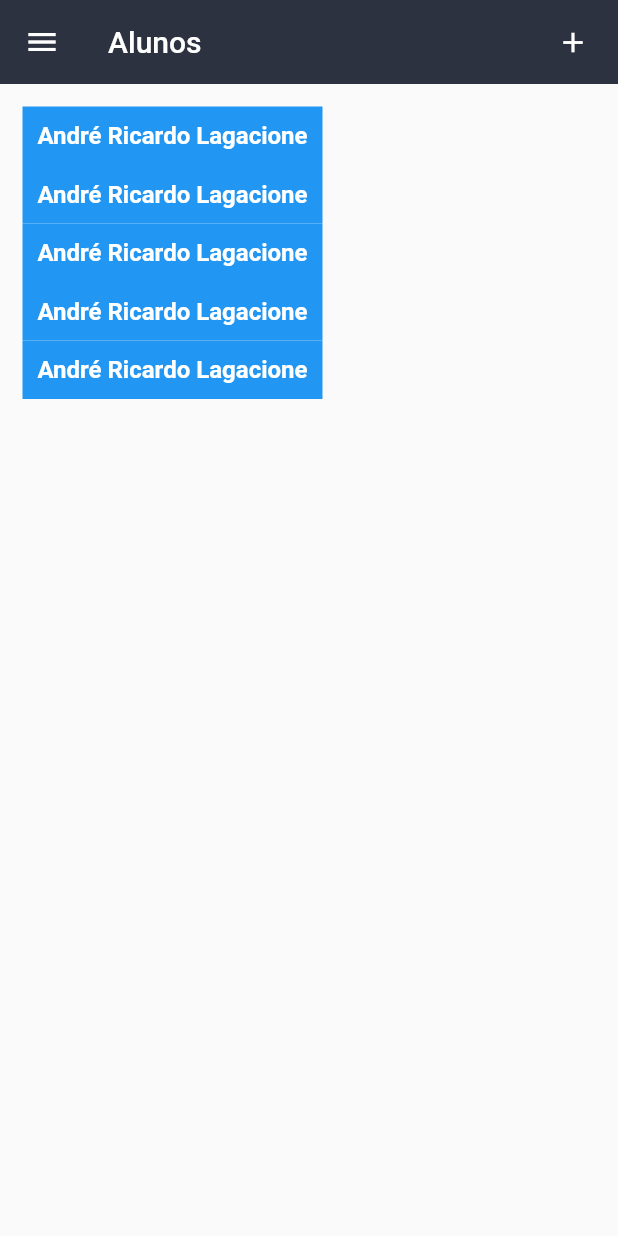
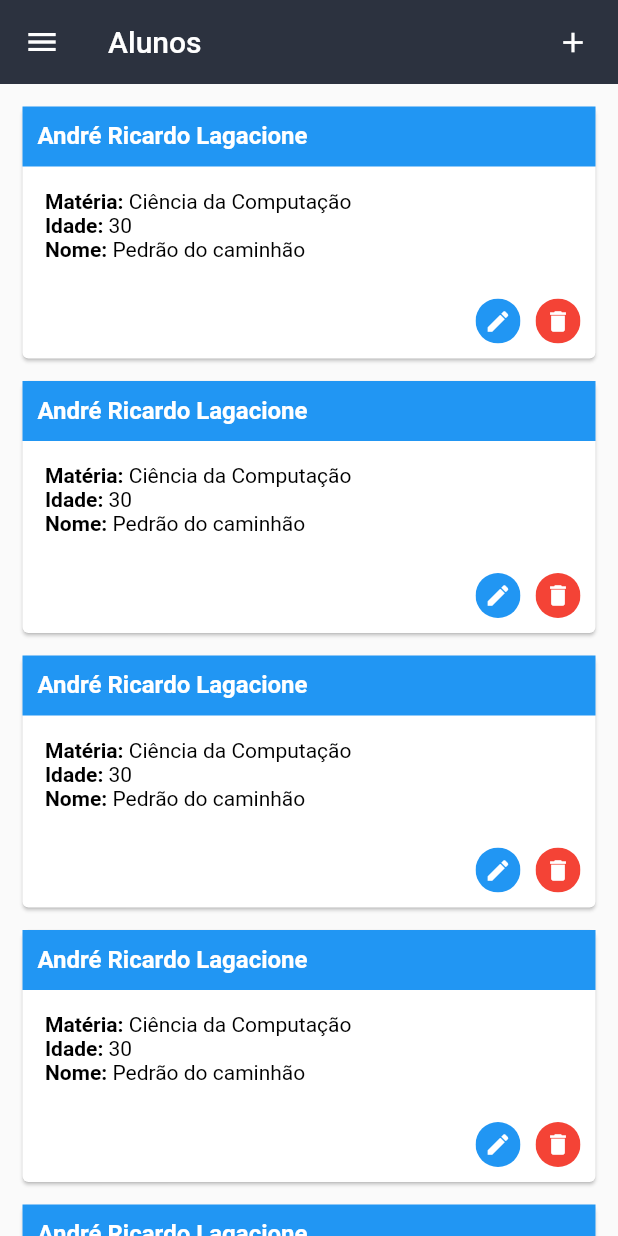
Before and after one commit to andreLagacione/faculdade-marotinha-app, a Flutter app: the screen it shows after launch, on a phone screen of 412 x 824 dp. Run offline on Flutter 3.47's test engine with Material 2 defaults, Android fonts, the phone set to English and light mode, and no system bars; statements that could not run were skipped.

Commit message:
build layout

```diff
--- a/lib/commons/cardShowData.dart
+++ b/lib/commons/cardShowData.dart
@@ -1,27 +1,104 @@
+import 'package:faculdademarotinhaapp/commons/circleButton.dart';
+import 'package:faculdademarotinhaapp/commons/models/CardInfoContent.dart';
+import 'package:flutter/cupertino.dart';
 import 'package:flutter/material.dart';
 
 class CardShowData extends StatelessWidget {
+
+  List<CardInfoCotent> values = new List<CardInfoCotent>();
+
   @override
   Widget build(BuildContext context) {
-    return Container(
-      decoration: BoxDecoration(
-        borderRadius: BorderRadius.all(Radius.circular(7)),
-      ),
+    values.add(new CardInfoCotent('Matéria', 'Ciência da Computação'));
+    values.add(new CardInfoCotent('Idade', '30'));
+    values.add(new CardInfoCotent('Nome', 'Pedrão do caminhão'));
+
+    return Card(
+      margin: const EdgeInsets.only(bottom: 15),
+      elevation: 1,
       child: Column(
+        mainAxisSize: MainAxisSize.min,
         children: <Widget>[
           Row(
             children: <Widget>[
-              Container(
+              Expanded(
+                flex: 1,
+                child: Container(
+                  height: 40,
                   color: Colors.blue,
                   padding: const EdgeInsets.all(10),
                   child: Text(
                     'André Ricardo Lagacione',
+                    overflow: TextOverflow.ellipsis,
                     style: TextStyle(
                         fontSize: 16,
                         color: Colors.white,
                         fontWeight: FontWeight.bold
                     ),
                   ),
+                ),
+              ),
+            ],
+          ),
+          Padding(
+            padding: const EdgeInsets.all(15),
+            child: Column(
+              mainAxisSize: MainAxisSize.min,
+              children: <Widget>[
+                for (var i = 0; i < values.length; i++)
+                  Row(
+                    children: <Widget>[
+                      Text(
+                        '${values[i].name}: ',
+                        style: TextStyle(
+                          fontSize: 14,
+                          color: Colors.black,
+                          fontWeight: FontWeight.bold
+                        ),
+                      ),
+                      Text(
+                        '${values[i].value}',
+                        style: TextStyle(
+                          fontSize: 14,
+                          color: Colors.black,
+                        ),
+                      ),
+                    ],
+                  ),
+              ],
+            ),
+          ),
+          Row(
+            children: <Widget>[
+              Expanded(
+                  flex: 1,
+                  child: Container(
+                      padding: const EdgeInsets.all(10),
+                      child: Row(
+                        mainAxisAlignment: MainAxisAlignment.end,
+                        children: <Widget>[
+                          CircleButton(
+                            buttonColor: Colors.blue,
+                            inkwelColor: Colors.white,
+                            size: 30,
+                            iconColor: null,
+                            iconSize: 18,
+                            icon: Icons.edit,
+                            onTap: () {},
+                          ),
+                          SizedBox(width: 10,),
+                          CircleButton(
+                            buttonColor: Colors.red[500],
+                            inkwelColor: Colors.white,
+                            size: 30,
+                            iconColor: null,
+                            iconSize: 18,
+                            icon: Icons.delete,
+                            onTap: () {},
+                          )
+                        ],
+                      )
+                  )
               )
             ],
           )
```
Lines whose indentation alone changed are shown as unchanged.
